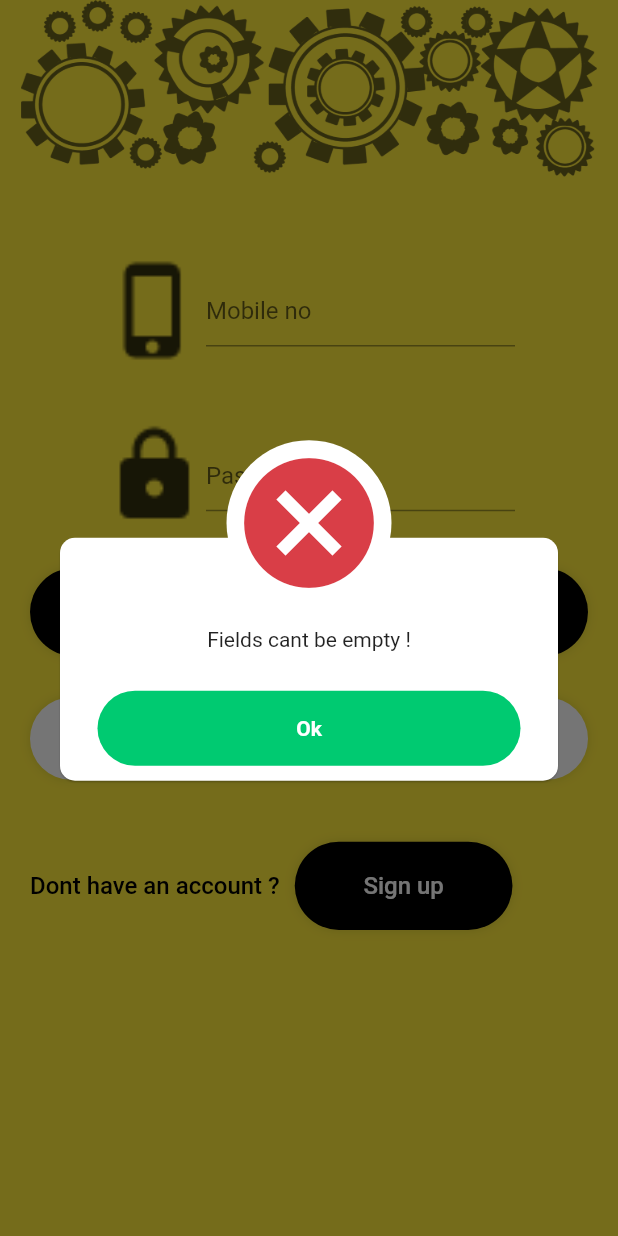
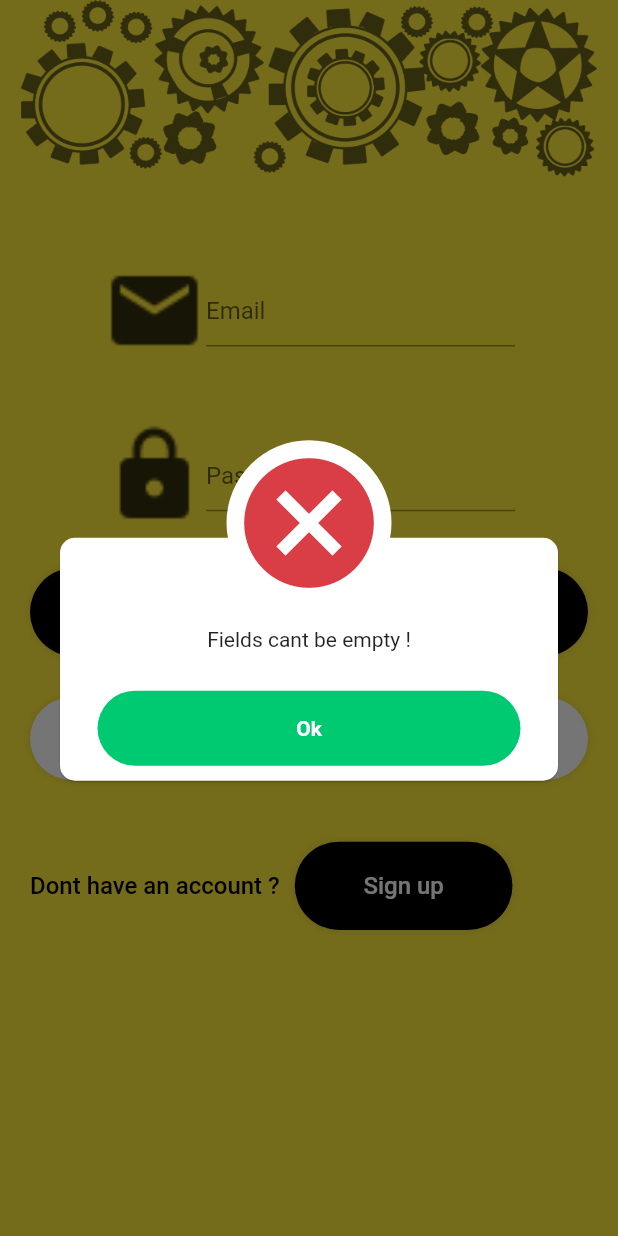
Before and after one commit to DamiduN/Tyrex, a Flutter app: the screen it shows after launch, after a tap on "Sign in", on a phone screen of 412 x 824 dp. Run offline on Flutter 3.47's test engine with Material 2 defaults, Android fonts, the phone set to English and light mode, and no system bars; our stand-ins replace awesome_dialog, cloud_firestore, firebase_auth, flutter_credit_card, progress_dialog, shared_preferences; accounts and stored records are empty.

Commit message:
login issue fixed

```diff
--- a/lib/views/Auth/login_screen.dart
+++ b/lib/views/Auth/login_screen.dart
@@ -1,11 +1,14 @@
 import 'dart:io';
 import 'package:awesome_dialog/awesome_dialog.dart';
+import 'package:tyrex/srevices/authentication.dart';
 import 'package:tyrex/views/Auth/reset_password.dart';
 import 'package:tyrex/views/Auth/signup_screen.dart';
 import 'package:tyrex/views/Auth/widgets/button.dart';
 import 'package:tyrex/views/Auth/widgets/textfield.dart';
 import 'package:flutter/material.dart';
 import 'package:progress_dialog/progress_dialog.dart';
+import 'package:tyrex/views/mp_screens/home_screen/home_screen.dart';
+import 'package:tyrex/utils/loading.dart';
 
 class LoginScreen extends StatefulWidget {
   @override
@@ -13,10 +16,11 @@ class LoginScreen extends StatefulWidget {
 }
 
 class _LoginScreenState extends State<LoginScreen> {
-  final _phone = TextEditingController();
+  final _email = TextEditingController();
   final _password = TextEditingController();
-  String _errorTxt = '';
-  ProgressDialog pr;
+  bool loading = false;
+
+  final AuthService _auth = AuthService();
 
   Future<bool> _onBackPressed() {
     return AwesomeDialog(
@@ -37,8 +41,7 @@ class _LoginScreenState extends State<LoginScreen> {
 
   @override
   void dispose() {
-    _phone.dispose();
-    _errorTxt = "";
+    _email.dispose();
     super.dispose();
   }
 
@@ -46,25 +49,15 @@ class _LoginScreenState extends State<LoginScreen> {
   Widget build(BuildContext context) {
     final screenheight = MediaQuery.of(context).size.height;
     final screenwidth = MediaQuery.of(context).size.width;
-    pr = new ProgressDialog(context, type: ProgressDialogType.Normal);
-
-    pr.style(
-        message: 'Verifying Phone...',
-        borderRadius: 10.0,
-        progressWidget: Container(
-          height: 30,
-          width: 30,
-          child: CircularProgressIndicator(),
-        ),
-        elevation: 10.0,
-        insetAnimCurve: Curves.easeInOut,
-        progressTextStyle: TextStyle(fontFamily: 'Montserrat'));
 
     return WillPopScope(
       onWillPop: _onBackPressed,
-      child: Scaffold(
+      child: loading
+          ? Loading()
+          : Scaffold(
               backgroundColor: Colors.yellow,
-        resizeToAvoidBottomPadding: false, // this avoids the overflow error
+              resizeToAvoidBottomPadding:
+                  false, // this avoids the overflow error
               resizeToAvoidBottomInset: true,
               body: Container(
                 height: MediaQuery.of(context).size.height,
@@ -88,9 +81,9 @@ class _LoginScreenState extends State<LoginScreen> {
                           mainAxisAlignment: MainAxisAlignment.center,
                           children: <Widget>[
                             CustomTextField(
-                        imgpath: 'assets/images/phone.png',
-                        controller: _phone,
-                        hintTxt: 'Mobile no',
+                              imgpath: 'assets/images/email.png',
+                              controller: _email,
+                              hintTxt: 'Email',
                               isPassword: false,
                             ),
                             SizedBox(height: screenheight / 20),
@@ -102,8 +95,32 @@ class _LoginScreenState extends State<LoginScreen> {
                             ),
                             SizedBox(height: screenheight / 30),
                             GestureDetector(
-                        onTap: () {
-                          if (validate()) {}
+                              onTap: () async {
+                                if (validate()) {
+                                  setState(() {
+                                    loading = true;
+                                  });
+                                  dynamic result =
+                                      await _auth.signinWithEmailAndPassword(
+                                          _email.text, _password.text);
+                                  if (result == null) {
+                                    print("error sign in");
+                                    setState(() {
+                                      loading = false;
+                                    });
+                                    errorDialog('ERROR', 'Coudlnt sign in !');
+                                  } else {
+                                    print('signed in');
+                                    print(result.uid);
+                                    setState(() {
+                                      loading = false;
+                                    });
+                                    Navigator.of(context).push(
+                                        MaterialPageRoute(
+                                            builder: (context) =>
+                                                HomeScreen()));
+                                  }
+                                }
                               },
                               child: Button(
                                 text: "Sign in",
@@ -139,8 +156,10 @@ class _LoginScreenState extends State<LoginScreen> {
                                 SizedBox(width: 10),
                                 GestureDetector(
                                   onTap: () {
-                              Navigator.of(context).push(MaterialPageRoute(
-                                  builder: (context) => SignupScreen()));
+                                    Navigator.of(context).push(
+                                        MaterialPageRoute(
+                                            builder: (context) =>
+                                                SignupScreen()));
                                   },
                                   child: Button(
                                     text: "Sign up",
@@ -190,19 +209,22 @@ class _LoginScreenState extends State<LoginScreen> {
   }
 
   bool validate() {
-    if (_phone.text == '' && _password.text == '') {
+    if (_email.text == '' && _password.text == '') {
       errorDialog('ERROR', 'Fields cant be empty !');
 
       return false;
-    } else if (_phone.text.length <= 9) {
-      errorDialog('ERROR', 'Mobile no should long 10 digits !');
+    }
+    // else if (_email.text.length <= 9) {
+    //   errorDialog('ERROR', 'Mobile no should long 10 digits !');
 
-      return false;
-    } else if (_phone.text == '' || _password.text == '') {
+    //   return false;
+    // }
+
+    else if (_email.text == '' || _password.text == '') {
       errorDialog('ERROR', 'Fields cant be empty !');
 
       return false;
-    } else if (_phone.text != '' && _password.text != '') {
+    } else if (_email.text != '' && _password.text != '') {
       print("valid 4n number");
       return true;
     }
```
Also changed, not shown: pubspec.lock. Lines whose indentation alone changed are shown as unchanged.
